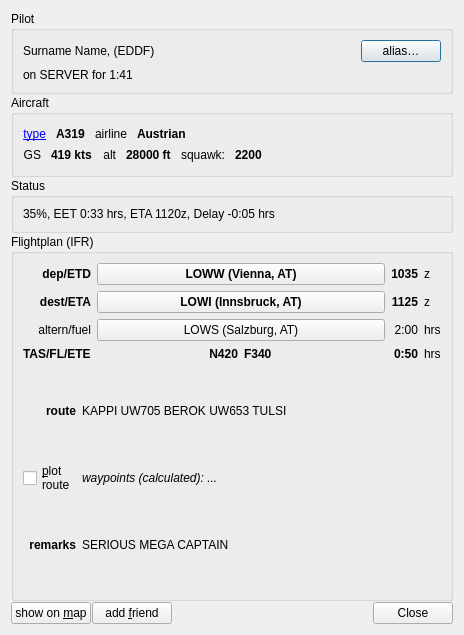
The window that src/PilotDetails.ui (qutescoop/qutescoop) describes before a commit, drawn with Qt 5.
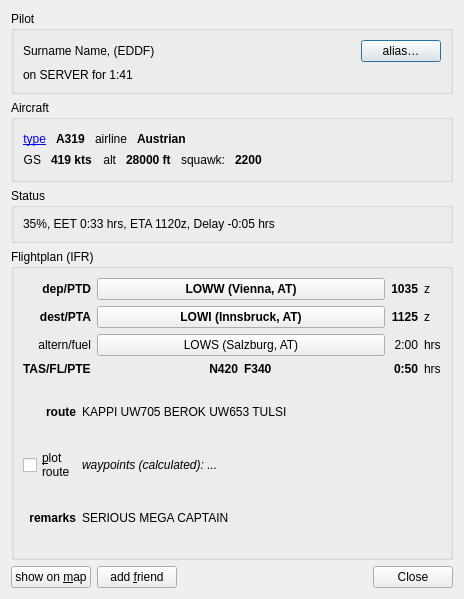
The same window after the commit. Icons and pictures are not drawn.

Commit message:
[FEATURE] style pilot and controller dialogs (#100)
This makes use of the default OS monospace font for frequency and
flightplan items like route and remarks.

What changed in the file:
```diff
--- a/src/PilotDetails.ui
+++ b/src/PilotDetails.ui
@@ -7,7 +7,7 @@
     <x>0</x>
     <y>0</y>
     <width>464</width>
-    <height>635</height>
+    <height>599</height>
    </rect>
   </property>
   <property name="windowTitle">
@@ -17,10 +17,7 @@
    <iconset resource="Resources.qrc">
     <normaloff>:/icons/qutescoop.png</normaloff>:/icons/qutescoop.png</iconset>
   </property>
-  <layout class="QVBoxLayout" name="verticalLayout">
-   <property name="spacing">
-    <number>1</number>
-   </property>
+  <layout class="QVBoxLayout" name="verticalLayout" stretch="0,0,0,1,0">
    <item>
     <widget class="QGroupBox" name="groupBox">
      <property name="title">
@@ -300,7 +297,7 @@
            <string>departure aerodrome / &lt;b&gt;e&lt;/b&gt;stimated &lt;b&gt;t&lt;/b&gt;ime of &lt;b&gt;d&lt;/b&gt;eparture</string>
           </property>
           <property name="text">
-           <string>dep/ETD</string>
+           <string>dep/PTD</string>
           </property>
           <property name="alignment">
            <set>Qt::AlignRight|Qt::AlignTrailing|Qt::AlignVCenter</set>
@@ -318,7 +315,7 @@
            <string>destination aerodrome / &lt;b&gt;e&lt;/b&gt;stimated &lt;b&gt;t&lt;/b&gt;ime of &lt;b&gt;a&lt;/b&gt;rrival (flightplan)</string>
           </property>
           <property name="text">
-           <string>dest/ETA</string>
+           <string>dest/PTA</string>
           </property>
           <property name="alignment">
            <set>Qt::AlignRight|Qt::AlignTrailing|Qt::AlignVCenter</set>
@@ -415,7 +412,7 @@
            <string>filed &lt;b&gt;t&lt;/b&gt;rue &lt;b&gt;a&lt;/b&gt;ir&lt;b&gt;s&lt;/b&gt;peed / cruise level / &lt;b&gt;e&lt;/b&gt;stimated &lt;b&gt;t&lt;/b&gt;ime &lt;b&gt;e&lt;/b&gt;nroute</string>
           </property>
           <property name="text">
-           <string>TAS/FL/ETE</string>
+           <string>TAS/FL/PTE</string>
           </property>
          </widget>
         </item>
```
Left out of the diff: 22 changed lines with no effect on the pictures. The commit also changes 3 other files.
